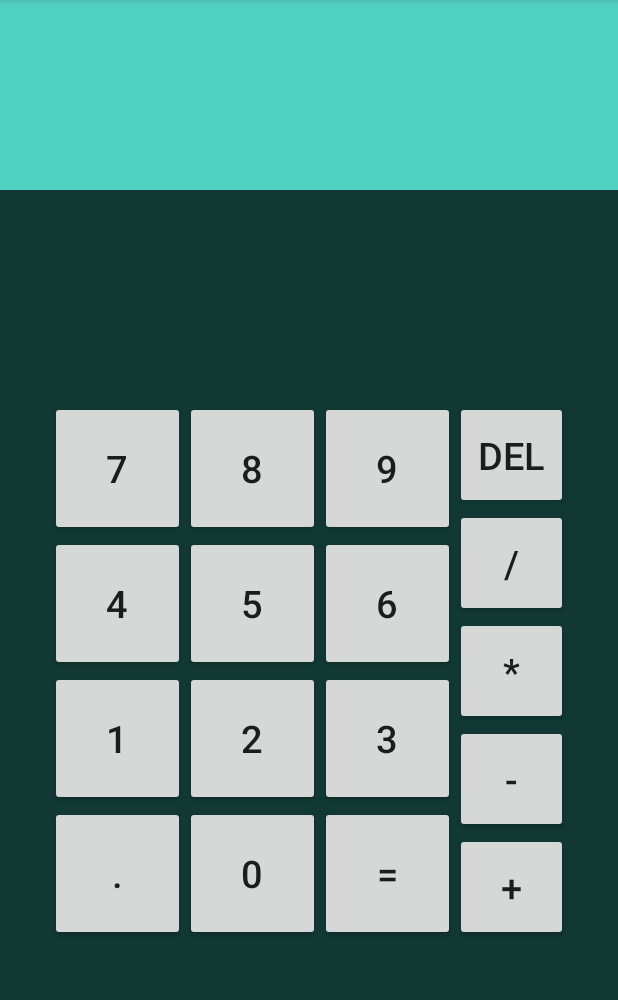
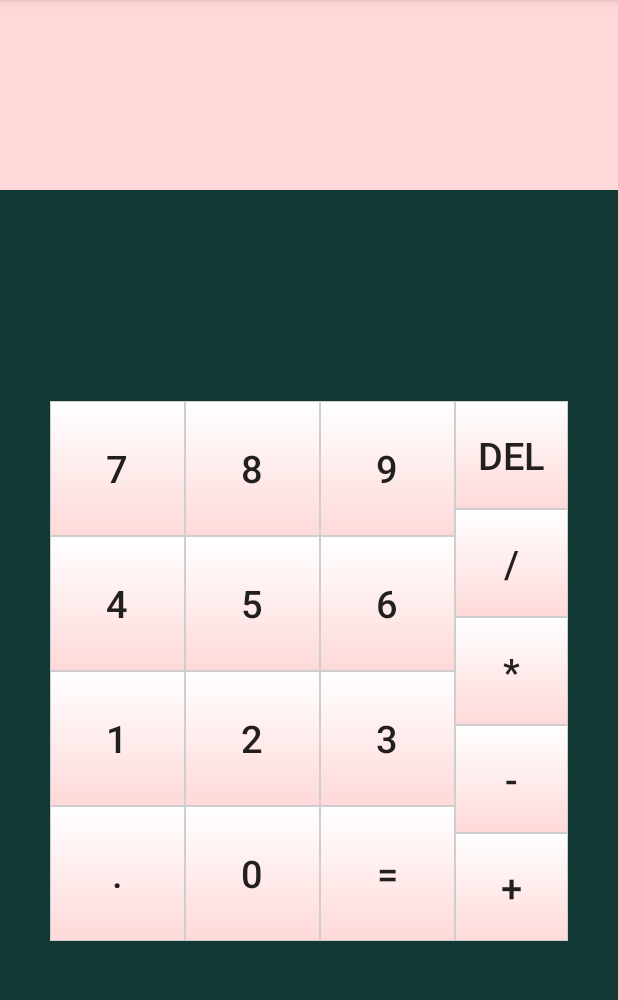
Before and after one commit to parth262/Calculator, an Android app: the screen it shows after launch (MainActivity), after a tap on "DEL", on a phone screen of 412 x 824 dp, the part 84-1084 px from its top. Run offline under Robolectric (Android 15) with nearby library versions, the phone set to English and light mode, and no system bars.

Commit message:
changed code and added button.xml

```diff
--- a/app/build.gradle
+++ b/app/build.gradle
@@ -26,5 +26,6 @@ dependencies {
     })
     compile 'com.android.support:appcompat-v7:25.3.1'
     compile 'com.android.support.constraint:constraint-layout:1.0.2'
+    compile 'net.objecthunter:exp4j:0.4.4'
     testCompile 'junit:junit:4.12'
 }
--- a/app/src/main/AndroidManifest.xml
+++ b/app/src/main/AndroidManifest.xml
@@ -4,9 +4,9 @@
 
     <application
         android:allowBackup="true"
-        android:icon="@mipmap/ic_launcher"
+        android:icon="@mipmap/calc"
         android:label="@string/app_name"
-        android:roundIcon="@mipmap/ic_launcher_round"
+        android:roundIcon="@mipmap/calc"
         android:supportsRtl="true"
         android:theme="@style/AppTheme">
         <activity android:name=".MainActivity">
--- a/app/src/main/java/com/calc/simple/calc/MainActivity.java
+++ b/app/src/main/java/com/calc/simple/calc/MainActivity.java
@@ -6,231 +6,135 @@ import android.view.View;
 import android.widget.Button;
 import android.widget.TextView;
 
+import net.objecthunter.exp4j.Expression;
+import net.objecthunter.exp4j.ExpressionBuilder;
+
 import static android.R.attr.id;
 
 public class MainActivity extends AppCompatActivity {
 
-    public Button one, two, three, four, five, six, seven, eight, nine, dot, zero, equals,  delete, divide, multiply, minus, plus;
-    public TextView input1, input2;
-    Double c;
-    String a, b;
+    //Ids of all numeric buttons
+    private int[] numericbuttons = {R.id.one, R.id.two, R.id.three, R.id.four, R.id.five, R.id.six, R.id.seven, R.id.eight, R.id.nine, R.id.zero};
+
+    //Ids of all operator buttons
+    private int[] operatorbuttons = {R.id.plus, R.id.minus, R.id.multiply, R.id.divide};
+
+    //TextView for output
+    private TextView output1, output2;
+
+    //Checks whether last key is numeric or not
+    private boolean lastNumeric;
+
+    //Checks whether current state is in error or not
+    private boolean stateError;
+
+    //If true, donot allow another dot as input
+    private boolean lastDot;
 
     @Override
     protected void onCreate(Bundle savedInstanceState) {
         super.onCreate(savedInstanceState);
         setContentView(R.layout.activity_main);
 
-        //Initialization method initialized onCreate
-        init();
-
-        input();
-
-        operation();
-
+        //Find textView to display output
+        output1 = (TextView) findViewById(R.id.output1);
+        output2 = (TextView) findViewById(R.id.output2);
+        // Find and set OnClickListener to numeric buttons
+        setNumericOnClickListener();
+        // Find and set OnClickListener to operator buttons, equal button and decimal point button
+        setOperatorOnClickListener();
 
 
     }
 
-    /*private void checkDot() {
+    private void setNumericOnClickListener() {
+        View.OnClickListener listener = new View.OnClickListener() {
+            @Override
+            public void onClick(View v) {
+                Button button = (Button) v;
+                if(stateError){
+                    output2.setText(button.getText());
+                    stateError = false;
+                }
+                else {
+                    output2.append(button.getText());
+                }
 
-        char last = a.charAt(a.length()-1);
-        if(last == '.'){
-            a+=0;
+                lastNumeric = true;
+            }
+        };
+
+        for(int id : numericbuttons){
+            findViewById(id).setOnClickListener(listener);
         }
-    }*/
-
-    //Initializing widgets
-    private void init() {
-
-        equals = (Button) id(R.id.equals);
-        delete = (Button) id(R.id.delete);
-        divide = (Button) id(R.id.divide);
-        multiply = (Button) id(R.id.multiply);
-        minus = (Button) id(R.id.minus);
-        plus = (Button) id(R.id.plus);
-        input1 = (TextView) id(R.id.input1);
-        input2 = (TextView) id(R.id.input2);
-        one = (Button) id(R.id.one);
-        two = (Button) id(R.id.two);
-        three = (Button) id(R.id.three);
-        four = (Button) id(R.id.four);
-        five = (Button) id(R.id.five);
-        six = (Button) id(R.id.six);
-        seven = (Button) id(R.id.seven);
-        eight = (Button) id(R.id.eight);
-        nine = (Button) id(R.id.nine);
-        dot = (Button) id(R.id.dot);
-        zero = (Button) id(R.id.zero);
-        b = "";
     }
 
-    private String input() {
-
-
-        a = "";
-
-        one.setOnClickListener(new View.OnClickListener() {
+    private void setOperatorOnClickListener() {
+        View.OnClickListener listener = new View.OnClickListener() {
             @Override
             public void onClick(View v) {
-                input1.setText(a + "1");
-                a = input1.getText().toString();
 
+                if(lastNumeric && !stateError){
+                    Button button = (Button) v;
+                    output2.append(button.getText());
+                    lastNumeric = false;
+                    lastDot = false;
+                }
+            }
+        };
+
+        for(int id : operatorbuttons){
+            findViewById(id).setOnClickListener(listener);
+        }
+
+        findViewById(R.id.dot).setOnClickListener(new View.OnClickListener() {
+            @Override
+            public void onClick(View v) {
+                if(lastNumeric && !stateError && !lastDot){
+                    output2.append(".");
+                    lastNumeric = false;
+                    lastDot = true;
+                }
             }
         });
 
-        two.setOnClickListener(new View.OnClickListener() {
+        findViewById(R.id.delete).setOnClickListener(new View.OnClickListener() {
             @Override
             public void onClick(View v) {
-                input1.setText(a + "2");
-                a = input1.getText().toString();
-
+                output1.setText("");
+                output2.setText("");
+                lastNumeric = false;
+                lastDot = false;
+                stateError = false;
             }
         });
 
-        three.setOnClickListener(new View.OnClickListener() {
+        findViewById(R.id.equals).setOnClickListener(new View.OnClickListener() {
             @Override
             public void onClick(View v) {
-                input1.setText(a + "3");
-                a = input1.getText().toString();
-
+                onEqual();
             }
         });
-
-        four.setOnClickListener(new View.OnClickListener() {
-            @Override
-            public void onClick(View v) {
-                input1.setText(a + "4");
-                a = input1.getText().toString();
-
-            }
-        });
-
-        five.setOnClickListener(new View.OnClickListener() {
-            @Override
-            public void onClick(View v) {
-                input1.setText(a + "5");
-                a = input1.getText().toString();
-
-            }
-        });
-
-        six.setOnClickListener(new View.OnClickListener() {
-            @Override
-            public void onClick(View v) {
-                input1.setText(a + "6");
-                a = input1.getText().toString();
-
-            }
-        });
-
-        seven.setOnClickListener(new View.OnClickListener() {
-            @Override
-            public void onClick(View v) {
-                input1.setText(a + "7");
-                a = input1.getText().toString();
-
-            }
-        });
-
-        eight.setOnClickListener(new View.OnClickListener() {
-            @Override
-            public void onClick(View v) {
-                input1.setText(a + "8");
-                a = input1.getText().toString();
-
-            }
-        });
-
-        nine.setOnClickListener(new View.OnClickListener() {
-            @Override
-            public void onClick(View v) {
-                input1.setText(a + "9");
-                a = input1.getText().toString();
-
-            }
-        });
-
-        zero.setOnClickListener(new View.OnClickListener() {
-            @Override
-            public void onClick(View v) {
-                input1.setText(a + "0");
-                a = input1.getText().toString();
-
-            }
-        });
-
-        dot.setOnClickListener(new View.OnClickListener() {
-            @Override
-            public void onClick(View v) {
-                input1.setText(a + ".");
-                a = input1.getText().toString();
-
-            }
-        });
-
-            return a;
     }
 
+    private void onEqual() {
 
-        private void operation() {
+        if(lastNumeric && !stateError){
+            String txt = output2.getText().toString();
 
+            Expression  expression = new ExpressionBuilder(txt).build();
 
-
-            plus.setOnClickListener(new View.OnClickListener() {
-
-                public void onClick(View v) {
-
-                    //checkDot();
-                    b = b + a + "+"; //To Store the first number displayed in textView  to aa
-                    input2.setText(b);
-                    input1.setText(input());
-                    a = input1.getText().toString();
-
-
-
-                }
-            });
-
-            delete.setOnClickListener(new View.OnClickListener() {
-                @Override
-                public void onClick(View v) {
-
-                    if(a != "") {
-
-                        input1.setText(a.replace(a.substring(a.length() - 1), ""));
-                        a = input1.getText().toString();
-                    }
-
-                    else{
-
-                        a = input2.getText().toString();
-                        input2.setText("");
-                        input1.setText(a);
-                        input1.setText(a.replace(a.substring(a.length() - 1), ""));
-                        a = input1.getText().toString();
-                    }
-                }
-            });
-
-            equals.setOnClickListener(new View.OnClickListener() {
-                @Override
-                public void onClick(View v) {
-                    c = Double.parseDouble(String.valueOf(b)) + Double.parseDouble(String.valueOf(a));
-                    a = c.toString();
-                    input2.setText("");
-                    input1.setText(c.toString());
-                }
-            });
+            try{
+                double result = expression.evaluate();
+                output1.setText(Double.toString(result));
+                lastDot = true;
+            }
+            catch (ArithmeticException e){
+                output1.setText("Error");
+                stateError = true;
+                lastNumeric = false;
+            }
 
         }
-
-
-
-    //Returns findViewById with just using id
-    private View id(int id){
-        return findViewById(id);
     }
-
-
-
 }
--- /dev/null
+++ b/app/src/main/res/drawable/button.xml
@@ -0,0 +1,19 @@
+<?xml version="1.0" encoding="utf-8"?>
+<selector xmlns:android="http://schemas.android.com/apk/res/android">
+    <item android:state_pressed="true">
+        <shape>
+            <gradient android:angle="90" android:endColor="#FFFFFF" android:startColor="#9EB8FF" android:type="linear"/>
+            <padding android:bottom="0dp" android:left="0dp" android:top="0dp" android:right="0dp"/>
+            <stroke android:width="1dp" android:color="#ff3da6ef"/>
+        </shape>
+    </item>
+
+    <item>
+        <shape>
+            <gradient android:angle="90" android:endColor="#FFFFFF" android:startColor="#ffd9d9" android:type="linear"/>
+            <padding android:bottom="0dp" android:left="0dp" android:right="0dp" android:top="0dp" />
+            <stroke android:width="0.5dp" android:color="#ffcecece" />
+        </shape>
+    </item>
+
+</selector>
--- a/app/src/main/res/layout/activity_main.xml
+++ b/app/src/main/res/layout/activity_main.xml
@@ -7,28 +7,26 @@
     tools:context="com.calc.simple.calc.MainActivity">
 
     <TextView
-        android:id="@+id/input2"
+        android:id="@+id/output2"
         android:layout_width="match_parent"
         android:layout_height="63dp"
-        android:background="#51d1c2"
-        android:gravity="center"
-        android:textSize="20dp"
-        android:textAlignment="textEnd" />
+        android:background="#ffd9d9"
+        android:gravity="center|end"
+        android:textSize="25dp"/>
 
     <TextView
-        android:id="@+id/input1"
-        android:layout_below="@+id/input2"
+        android:id="@+id/output1"
+        android:layout_below="@+id/output2"
         android:layout_width="match_parent"
         android:layout_height="63dp"
-        android:background="#51d1c2"
-        android:gravity="bottom"
-        android:textSize="40dp"
-        android:textAlignment="textEnd" />
+        android:background="#ffd9d9"
+        android:gravity="bottom|end"
+        android:textSize="40dp"/>
 
     <RelativeLayout
         android:layout_width="match_parent"
         android:layout_height="match_parent"
-        android:layout_below="@+id/input1"
+        android:layout_below="@+id/output1"
         android:background="#113833"
         android:gravity="center">
 
@@ -44,6 +42,7 @@
                 android:id="@+id/seven"
                 android:layout_width="90dp"
                 android:layout_height="90dp"
+                android:background="@drawable/button"
                 android:text="7"
                 android:textSize="25dp" />
 
@@ -51,6 +50,7 @@
                 android:id="@+id/eight"
                 android:layout_width="90dp"
                 android:layout_height="90dp"
+                android:background="@drawable/button"
                 android:text="8"
                 android:textSize="25dp" />
 
@@ -58,6 +58,7 @@
                 android:id="@+id/nine"
                 android:layout_width="90dp"
                 android:layout_height="90dp"
+                android:background="@drawable/button"
                 android:text="9"
                 android:textSize="25dp" />
 
@@ -66,6 +67,7 @@
                 android:id="@+id/four"
                 android:layout_width="90dp"
                 android:layout_height="90dp"
+                android:background="@drawable/button"
                 android:text="4"
                 android:textSize="25dp" />
 
@@ -73,6 +75,7 @@
                 android:id="@+id/five"
                 android:layout_width="90dp"
                 android:layout_height="90dp"
+                android:background="@drawable/button"
                 android:text="5"
                 android:textSize="25dp" />
 
@@ -80,6 +83,7 @@
                 android:id="@+id/six"
                 android:layout_width="90dp"
                 android:layout_height="90dp"
+                android:background="@drawable/button"
                 android:text="6"
                 android:textSize="25dp" />
 
@@ -87,6 +91,7 @@
                 android:id="@+id/one"
                 android:layout_width="90dp"
                 android:layout_height="90dp"
+                android:background="@drawable/button"
                 android:text="1"
                 android:textSize="25dp" />
 
@@ -94,6 +99,7 @@
                 android:id="@+id/two"
                 android:layout_width="90dp"
                 android:layout_height="90dp"
+                android:background="@drawable/button"
                 android:text="2"
                 android:textSize="25dp" />
 
@@ -101,6 +107,7 @@
                 android:id="@+id/three"
                 android:layout_width="90dp"
                 android:layout_height="90dp"
+                android:background="@drawable/button"
                 android:text="3"
                 android:textSize="25dp" />
 
@@ -108,6 +115,7 @@
                 android:id="@+id/dot"
                 android:layout_width="90dp"
                 android:layout_height="90dp"
+                android:background="@drawable/button"
                 android:text="."
                 android:textSize="25dp" />
 
@@ -115,6 +123,7 @@
                 android:id="@+id/zero"
                 android:layout_width="90dp"
                 android:layout_height="90dp"
+                android:background="@drawable/button"
                 android:text="0"
                 android:textSize="25dp" />
 
@@ -122,6 +131,7 @@
                 android:id="@+id/equals"
                 android:layout_width="90dp"
                 android:layout_height="90dp"
+                android:background="@drawable/button"
                 android:text="="
                 android:textSize="25dp" />
 
@@ -139,6 +149,7 @@
                 android:id="@+id/delete"
                 android:layout_width="75dp"
                 android:layout_height="72dp"
+                android:background="@drawable/button"
                 android:text="del"
                 android:textSize="25dp" />
 
@@ -146,6 +157,7 @@
                 android:id="@+id/divide"
                 android:layout_width="75dp"
                 android:layout_height="72dp"
+                android:background="@drawable/button"
                 android:text="/"
                 android:textSize="25dp" />
 
@@ -153,6 +165,7 @@
                 android:id="@+id/multiply"
                 android:layout_width="75dp"
                 android:layout_height="72dp"
+                android:background="@drawable/button"
                 android:text="*"
                 android:textSize="25dp" />
 
@@ -160,6 +173,7 @@
                 android:id="@+id/minus"
                 android:layout_width="75dp"
                 android:layout_height="72dp"
+                android:background="@drawable/button"
                 android:text="-"
                 android:textSize="25dp" />
 
@@ -167,6 +181,7 @@
                 android:id="@+id/plus"
                 android:layout_width="75dp"
                 android:layout_height="72dp"
+                android:background="@drawable/button"
                 android:text="+"
                 android:textSize="25dp" />
 
```
Also changed, not shown: app/src/main/calc-web.png (added), app/src/main/res/mipmap-hdpi/calc.png (added), app/src/main/res/mipmap-mdpi/calc.png (added), app/src/main/res/mipmap-xhdpi/calc.png (added), app/src/main/res/mipmap-xxhdpi/calc.png (added), app/src/main/res/mipmap-xxxhdpi/calc.png (added).
